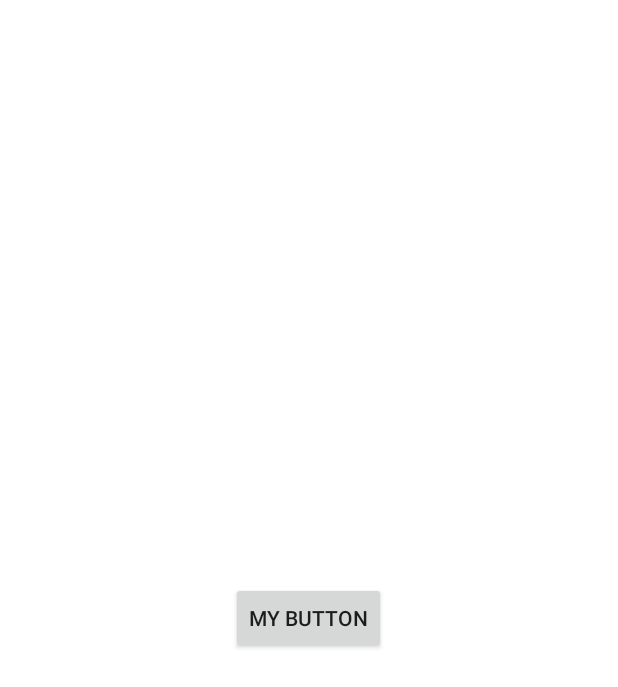
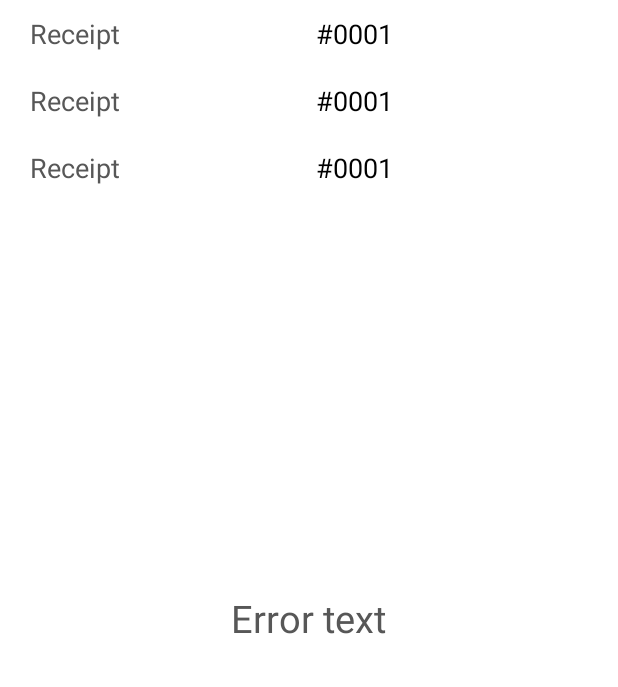
Before and after one commit to CascadAl/ServerApplication, an Android app: the layout fragment_main.xml on its own in the app's theme, with its tools: preview values and no code run, on a phone screen of 412 x 824 dp. Shown: the top 687 px of the screen. Run offline under Robolectric (Android 15) with nearby library versions, the phone set to English and light mode, and no system bars.

Commit message:
added main screen data

```diff
--- a/app/src/main/java/com/example/serverapplication/data/local/SaleDao.kt
+++ b/app/src/main/java/com/example/serverapplication/data/local/SaleDao.kt
@@ -1,5 +1,6 @@
 package com.example.serverapplication.data.local
 
+import androidx.lifecycle.LiveData
 import androidx.room.Dao
 import androidx.room.Insert
 import androidx.room.OnConflictStrategy
@@ -15,4 +16,6 @@ interface SaleDao {
     @Query("SELECT * FROM SaleItem WHERE docId = :id")
     fun getSaleById(id: Long): SaleItem?
 
+    @Query("SELECT * FROM SaleItem")
+    fun getAllSales(): LiveData<List<SaleItem>>?
 }
--- a/app/src/main/java/com/example/serverapplication/data/repository/MainRepository.kt
+++ b/app/src/main/java/com/example/serverapplication/data/repository/MainRepository.kt
@@ -1,8 +1,10 @@
 package com.example.serverapplication.data.repository
 
+import androidx.lifecycle.LiveData
 import com.example.serverapplication.data.model.SaleItem
 
 interface MainRepository {
     fun saveSaleItem(item: SaleItem): Long
     suspend fun getSaleItemById(id: Long): SaleItem?
+    suspend fun getAllSales(): LiveData<List<SaleItem>>?
 }
--- a/app/src/main/java/com/example/serverapplication/data/repository/impl/MainRepositoryImpl.kt
+++ b/app/src/main/java/com/example/serverapplication/data/repository/impl/MainRepositoryImpl.kt
@@ -12,7 +12,7 @@ class MainRepositoryImpl @Inject constructor(
 ) : MainRepository {
 
     override fun saveSaleItem(item: SaleItem) = local.insert(item)
-
     override suspend fun getSaleItemById(id: Long) = local.getSaleById(id)
+    override suspend fun getAllSales() = local.getAllSales()
 
 }
--- a/app/src/main/java/com/example/serverapplication/ui/base/BaseFragment.kt
+++ b/app/src/main/java/com/example/serverapplication/ui/base/BaseFragment.kt
@@ -4,6 +4,7 @@ import android.os.Bundle
 import android.view.LayoutInflater
 import android.view.View
 import android.view.ViewGroup
+import android.widget.Toast
 import androidx.fragment.app.Fragment
 import androidx.navigation.Navigation
 import androidx.viewbinding.ViewBinding
@@ -30,4 +31,8 @@ abstract class BaseFragment<T : ViewBinding> : Fragment() {
         activity?.onBackPressed()
     }
 
+    protected fun showMessage(message: String) {
+        Toast.makeText(context, message, Toast.LENGTH_SHORT).show()
+    }
+
 }
--- a/app/src/main/res/layout/fragment_main.xml
+++ b/app/src/main/res/layout/fragment_main.xml
@@ -1,15 +1,27 @@
 <?xml version="1.0" encoding="utf-8"?>
 <FrameLayout xmlns:android="http://schemas.android.com/apk/res/android"
+    xmlns:app="http://schemas.android.com/apk/res-auto"
     xmlns:tools="http://schemas.android.com/tools"
     android:layout_width="match_parent"
     android:layout_height="match_parent"
     tools:context=".ui.MainFragment">
 
-    <androidx.appcompat.widget.AppCompatButton
-        android:id="@+id/button"
+    <androidx.appcompat.widget.AppCompatTextView
+        android:id="@+id/error_text"
+        style="@style/MainText.Grey"
         android:layout_width="wrap_content"
-        android:text="My button"
+        android:layout_height="wrap_content"
         android:layout_gravity="center"
-        android:layout_height="wrap_content" />
+        android:visibility="visible"
+        tools:text="Error text" />
+
+    <androidx.recyclerview.widget.RecyclerView
+        android:id="@+id/sales_list"
+        android:layout_width="match_parent"
+        android:layout_height="match_parent"
+        android:visibility="gone"
+        app:layoutManager="androidx.recyclerview.widget.LinearLayoutManager"
+        tools:listitem="@layout/item_sales"
+        tools:visibility="visible" />
 
 </FrameLayout>
--- /dev/null
+++ b/app/src/main/res/layout/item_sales.xml
@@ -0,0 +1,25 @@
+<?xml version="1.0" encoding="utf-8"?>
+<androidx.appcompat.widget.LinearLayoutCompat xmlns:android="http://schemas.android.com/apk/res/android"
+    xmlns:tools="http://schemas.android.com/tools"
+    android:id="@+id/container"
+    android:layout_width="match_parent"
+    android:layout_height="wrap_content"
+    android:orientation="horizontal"
+    android:paddingHorizontal="20dp"
+    android:paddingVertical="10dp">
+
+    <androidx.appcompat.widget.AppCompatTextView
+        style="@style/MainText.Grey.H1"
+        android:layout_width="wrap_content"
+        android:layout_height="wrap_content"
+        android:text="@string/receipt" />
+
+    <androidx.appcompat.widget.AppCompatTextView
+        android:id="@+id/receipt_num"
+        style="@style/MainText.H1"
+        android:layout_width="match_parent"
+        android:layout_height="match_parent"
+        android:gravity="center"
+        tools:text="#0001" />
+
+</androidx.appcompat.widget.LinearLayoutCompat>
--- a/app/src/main/res/values/colors.xml
+++ b/app/src/main/res/values/colors.xml
@@ -6,5 +6,6 @@
     <color name="teal_200">#FF03DAC5</color>
     <color name="teal_700">#FF018786</color>
     <color name="black">#FF000000</color>
+    <color name="grey">#575757</color>
     <color name="white">#FFFFFFFF</color>
 </resources>
--- a/app/src/main/res/values/strings.xml
+++ b/app/src/main/res/values/strings.xml
@@ -1,3 +1,6 @@
 <resources>
     <string name="app_name">ServerApplication</string>
+
+    <string name="no_sales_data">No sales data</string>
+    <string name="receipt">Receipt</string>
 </resources>
--- /dev/null
+++ b/app/src/main/res/values/styles.xml
@@ -0,0 +1,20 @@
+<?xml version="1.0" encoding="utf-8"?>
+<resources>
+
+    <style name="MainText">
+        <item name="android:textColor">@color/black</item>
+        <item name="android:textSize">25sp</item>
+    </style>
+
+    <style name="MainText.H1">
+        <item name="android:textSize">18sp</item>
+    </style>
+
+    <style name="MainText.Grey">
+        <item name="android:textColor">@color/grey</item>
+    </style>
+
+    <style name="MainText.Grey.H1">
+        <item name="android:textSize">18sp</item>
+    </style>
+</resources>
```
Also changed, not shown: app/src/main/java/com/example/serverapplication/ext/view.kt (added, +11 -0 lines), app/src/main/java/com/example/serverapplication/ui/main/MainFragment.kt (+33 -2 lines), app/src/main/java/com/example/serverapplication/ui/main/MainFragmentViewModel.kt (added, +15 -0 lines), app/src/main/java/com/example/serverapplication/ui/main/adapter/SalesAdapter.kt (added, +57 -0 lines).
